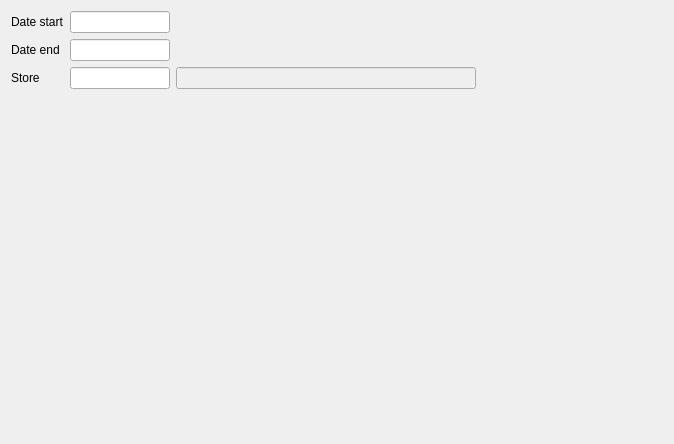
Old version of the form Reports/cr5consumptionbysalesfilter.ui in the repository End1-1/Cafe5.
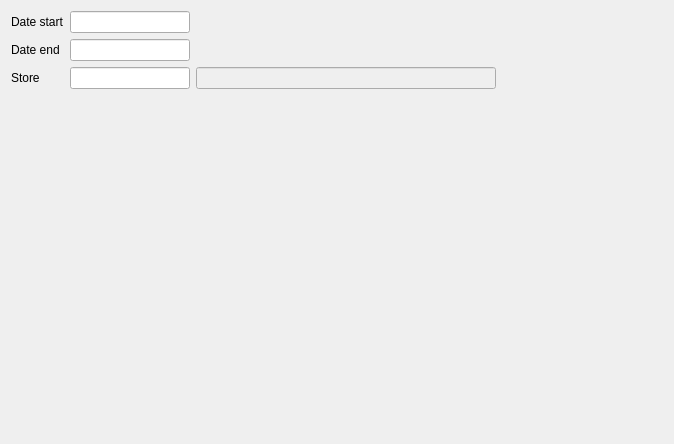
New version of the form. Custom widgets are drawn as their Qt base class.

Patch:
```diff
--- a/Reports/cr5consumptionbysalesfilter.ui
+++ b/Reports/cr5consumptionbysalesfilter.ui
@@ -25,13 +25,13 @@
     <widget class="C5DateEdit" name="deStart">
      <property name="minimumSize">
       <size>
-       <width>100</width>
+       <width>120</width>
        <height>0</height>
       </size>
      </property>
      <property name="maximumSize">
       <size>
-       <width>100</width>
+       <width>120</width>
        <height>16777215</height>
       </size>
      </property>
@@ -48,13 +48,13 @@
     <widget class="C5DateEdit" name="deEnd">
      <property name="minimumSize">
       <size>
-       <width>100</width>
+       <width>120</width>
        <height>0</height>
       </size>
      </property>
      <property name="maximumSize">
       <size>
-       <width>100</width>
+       <width>120</width>
        <height>16777215</height>
       </size>
      </property>
@@ -71,13 +71,13 @@
     <widget class="C5LineEditWithSelector" name="leStore">
      <property name="minimumSize">
       <size>
-       <width>100</width>
+       <width>120</width>
        <height>0</height>
       </size>
      </property>
      <property name="maximumSize">
       <size>
-       <width>100</width>
+       <width>120</width>
        <height>16777215</height>
       </size>
      </property>
@@ -134,16 +134,16 @@
   </layout>
  </widget>
  <customwidgets>
-  <customwidget>
-   <class>C5DateEdit</class>
-   <extends>QLineEdit</extends>
-   <header location="global">c5dateedit.h</header>
-  </customwidget>
   <customwidget>
    <class>C5LineEdit</class>
    <extends>QLineEdit</extends>
    <header location="global">c5lineedit.h</header>
   </customwidget>
+  <customwidget>
+   <class>C5DateEdit</class>
+   <extends>QLineEdit</extends>
+   <header location="global">c5dateedit.h</header>
+  </customwidget>
   <customwidget>
    <class>C5LineEditWithSelector</class>
    <extends>QLineEdit</extends>
```
